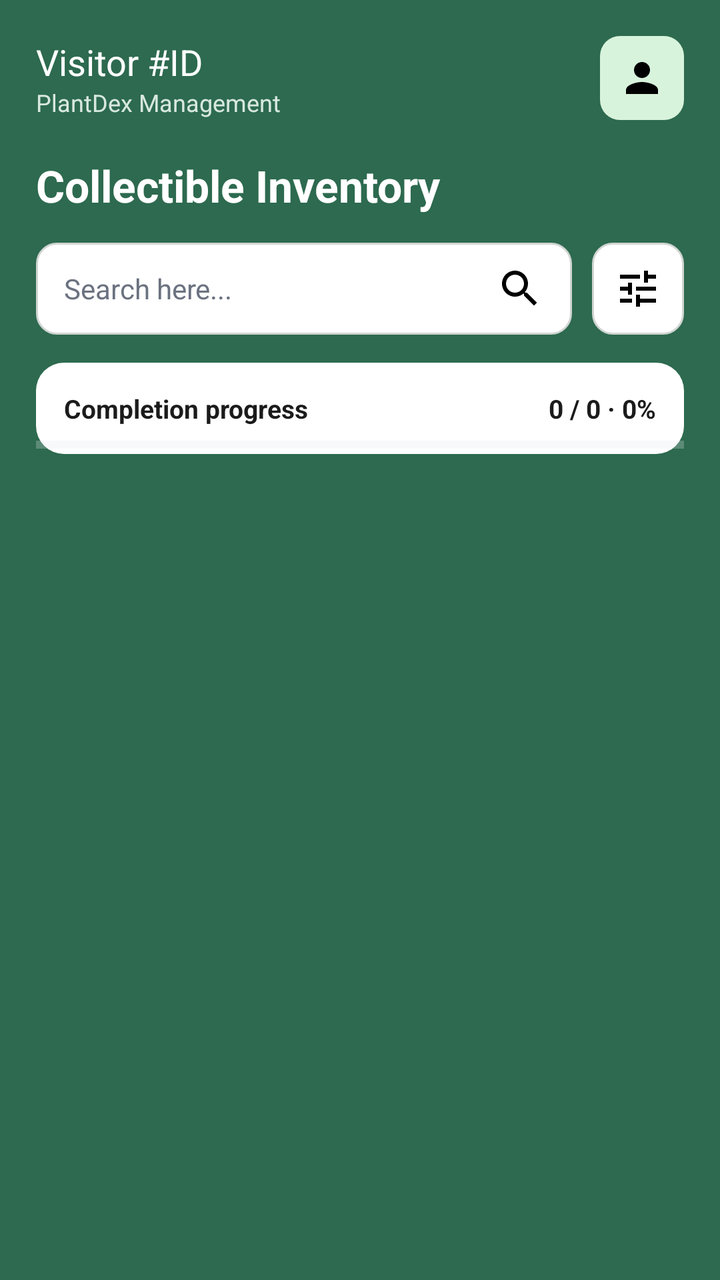
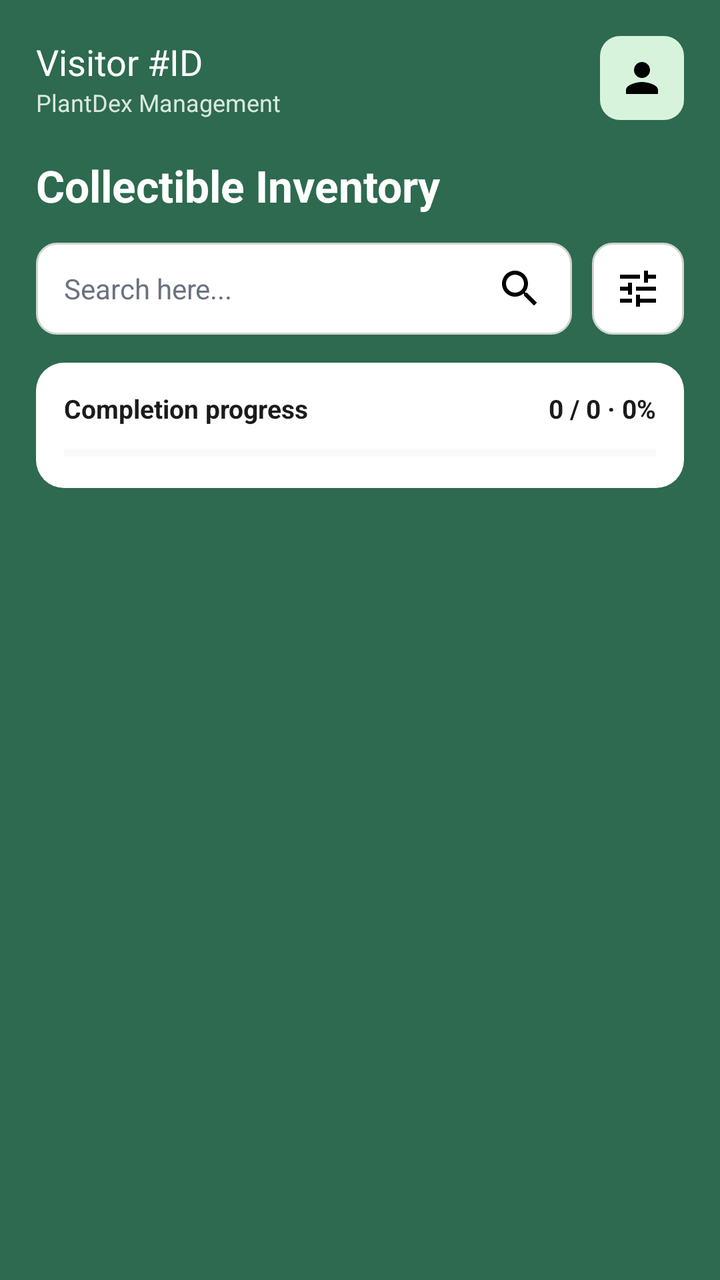

Screens rendered from an Android XML layout before and after an edit, with the pre-edit source and the edit as a unified diff.
<!-- AndroidManifest.xml: application theme Theme.PlantDex -->
<!-- res/layout/activity_collectible_inventory.xml -->
<?xml version="1.0" encoding="utf-8"?>
<LinearLayout xmlns:android="http://schemas.android.com/apk/res/android"
    android:fitsSystemWindows="true"
    android:layout_width="match_parent"
    android:layout_height="match_parent"
    android:orientation="vertical"
    android:background="@color/plantdex_bg">

    <ScrollView
        android:layout_width="match_parent"
        android:layout_height="0dp"
        android:layout_weight="1">

        <LinearLayout
            android:layout_width="match_parent"
            android:layout_height="wrap_content"
            android:orientation="vertical"
            android:padding="18dp">

            <include layout="@layout/header_role" android:id="@+id/header" />

            <TextView
                android:layout_width="match_parent"
                android:layout_height="wrap_content"
                android:layout_marginTop="18dp"
                android:text="Collectible Inventory"
                android:textColor="@color/white"
                android:textSize="22sp"
                android:textStyle="bold" />

            <LinearLayout
                android:layout_width="match_parent"
                android:layout_height="wrap_content"
                android:layout_marginTop="14dp"
                android:orientation="horizontal"
                android:gravity="center_vertical">

                <EditText
                    android:id="@+id/etSearch"
                    android:layout_width="0dp"
                    android:layout_height="46dp"
                    android:layout_weight="1"
                    android:background="@drawable/bg_input_box"
                    android:drawableEnd="@drawable/ic_search_icon"
                    android:drawablePadding="8dp"
                    android:hint="Search here..."
                    android:paddingStart="14dp"
                    android:paddingEnd="14dp"
                    android:singleLine="true"
                    android:textColor="@color/plantdex_text_primary"
                    android:textColorHint="@color/plantdex_text_muted"
                    android:textSize="14sp" />

                <ImageButton
                    android:id="@+id/btnFilter"
                    android:layout_width="46dp"
                    android:layout_height="46dp"
                    android:layout_marginStart="10dp"
                    android:background="@drawable/bg_input_box"
                    android:src="@drawable/ic_tune"
                    android:scaleType="centerInside"
                    android:padding="10dp"
                    android:contentDescription="Filter" />
            </LinearLayout>

            <LinearLayout
                android:layout_width="match_parent"
                android:layout_height="wrap_content"
                android:layout_marginTop="14dp"
                android:background="@drawable/bg_card"
                android:orientation="horizontal"
                android:padding="14dp"
                android:gravity="center_vertical">

                <TextView
                    android:layout_width="0dp"
                    android:layout_height="wrap_content"
                    android:layout_weight="1"
                    android:text="Completion progress"
                    android:textColor="@color/plantdex_text_primary"
                    android:textSize="13sp"
                    android:textStyle="bold" />

                <TextView
                    android:id="@+id/tvProgress"
                    android:layout_width="wrap_content"
                    android:layout_height="wrap_content"
                    android:text="0 / 0 · 0%"
                    android:textColor="@color/plantdex_text_primary"
                    android:textSize="13sp"
                    android:textStyle="bold" />
            </LinearLayout>

            <ProgressBar
                android:id="@+id/progressBar"
                style="?android:attr/progressBarStyleHorizontal"
                android:layout_width="match_parent"
                android:layout_height="6dp"
                android:layout_marginTop="-8dp"
                android:max="1"
                android:progress="0"
                android:progressTint="@color/plantdex_bg"
                android:progressBackgroundTint="@color/plantdex_progress_track" />

            <LinearLayout
                android:id="@+id/gridRows"
                android:layout_width="match_parent"
                android:layout_height="wrap_content"
                android:layout_marginTop="14dp"
                android:orientation="vertical" />

            <LinearLayout
                android:id="@+id/groupEmpty"
                android:layout_width="match_parent"
                android:layout_height="wrap_content"
                android:layout_marginTop="18dp"
                android:background="@drawable/bg_card"
                android:gravity="center_horizontal"
                android:orientation="vertical"
                android:padding="26dp"
                android:visibility="gone">

                <ImageView
                    android:layout_width="40dp"
                    android:layout_height="40dp"
                    android:src="@drawable/ic_leaf"
                    android:contentDescription="No collectibles yet" />

                <TextView
                    android:layout_width="wrap_content"
                    android:layout_height="wrap_content"
                    android:layout_marginTop="14dp"
                    android:gravity="center"
                    android:text="No collectibles yet. Scan a plant or landmark in the gardens to unlock its card."
                    android:textColor="@color/plantdex_text_primary"
                    android:textSize="14sp" />
            </LinearLayout>

            <LinearLayout
                android:id="@+id/groupNoResults"
                android:layout_width="match_parent"
                android:layout_height="wrap_content"
                android:layout_marginTop="18dp"
                android:background="@drawable/bg_card"
                android:gravity="center_horizontal"
                android:orientation="vertical"
                android:padding="26dp"
                android:visibility="gone">

                <ImageView
                    android:layout_width="40dp"
                    android:layout_height="40dp"
                    android:src="@drawable/ic_filter_alt"
                    android:contentDescription="No matches" />

                <TextView
                    android:layout_width="wrap_content"
                    android:layout_height="wrap_content"
                    android:layout_marginTop="14dp"
                    android:text="No collectibles match this search or filter"
                    android:textColor="@color/plantdex_text_primary"
                    android:textSize="15sp"
                    android:textStyle="bold" />

                <Button
                    android:id="@+id/btnClearFilterFromEmpty"
                    android:layout_width="match_parent"
                    android:layout_height="46dp"
                    android:layout_marginTop="16dp"
                    android:background="@drawable/btn_cancel_pill"
                    android:text="Clear search and filters"
                    android:textAllCaps="false"
                    android:textColor="@color/plantdex_cancel_text"
                    android:textStyle="bold"
                    android:stateListAnimator="@null" />
            </LinearLayout>

        </LinearLayout>
    </ScrollView>

    <FrameLayout
        android:id="@+id/navContainer"
        android:layout_width="match_parent"
        android:layout_height="wrap_content" />

</LinearLayout>
<!-- res/layout/header_role.xml (included above) -->
<?xml version="1.0" encoding="utf-8"?>
<LinearLayout xmlns:android="http://schemas.android.com/apk/res/android"
    android:layout_width="match_parent"
    android:layout_height="wrap_content"
    android:orientation="horizontal"
    android:gravity="center_vertical">

    <LinearLayout
        android:layout_width="0dp"
        android:layout_height="wrap_content"
        android:layout_weight="1"
        android:orientation="vertical">

        <TextView
            android:id="@+id/tvRoleId"
            android:layout_width="wrap_content"
            android:layout_height="wrap_content"
            android:text="@string/visitor_id"
            android:textColor="@color/white"
            android:textSize="18sp" />

        <TextView
            android:layout_width="wrap_content"
            android:layout_height="wrap_content"
            android:text="@string/plantdex_management"
            android:textColor="@color/plantdex_hint"
            android:textSize="12sp" />
    </LinearLayout>

    <ImageButton
        android:id="@+id/btnProfile"
        android:layout_width="42dp"
        android:layout_height="42dp"
        android:background="@drawable/bg_icon_tile"
        android:src="@drawable/ic_person"
        android:scaleType="centerInside"
        android:padding="8dp"
        android:contentDescription="@string/plantdex_management" />
</LinearLayout>
<!-- resources referenced by this layout -->
<resources>
  <color name="plantdex_bg">#2D6A4F</color>
  <color name="plantdex_cancel_text">#1B5E3F</color>
  <color name="plantdex_hint">#D8E8DF</color>
  <color name="plantdex_progress_track">#E5E7EB</color>
  <color name="plantdex_text_muted">#6B7280</color>
  <color name="plantdex_text_primary">#1B1B1B</color>
  <color name="white">#FFFFFF</color>
  <!-- drawable bg_card (drawable) -->
  <?xml version="1.0" encoding="utf-8"?>
  <shape xmlns:android="http://schemas.android.com/apk/res/android"
      android:shape="rectangle">
      <corners android:radius="14dp" />
      <solid android:color="@color/plantdex_card" />
  </shape>
  <!-- drawable bg_icon_tile (drawable) -->
  <?xml version="1.0" encoding="utf-8"?>
  <shape xmlns:android="http://schemas.android.com/apk/res/android"
      android:shape="rectangle">
      <corners android:radius="10dp" />
      <solid android:color="@color/plantdex_icon_tile" />
  </shape>
  <!-- drawable bg_input_box (drawable) -->
  <?xml version="1.0" encoding="utf-8"?>
  <shape xmlns:android="http://schemas.android.com/apk/res/android" android:shape="rectangle">
      <corners android:radius="10dp" />
      <solid android:color="@color/plantdex_input_bg" />
      <stroke android:width="1dp" android:color="@color/plantdex_input_border" />
  </shape>
  <!-- drawable btn_cancel_pill (drawable) -->
  <?xml version="1.0" encoding="utf-8"?>
  <shape xmlns:android="http://schemas.android.com/apk/res/android" android:shape="rectangle">
      <corners android:radius="26dp" />
      <solid android:color="@color/plantdex_cancel_bg" />
  </shape>
  <!-- drawable ic_filter_alt (drawable) -->
  <vector xmlns:android="http://schemas.android.com/apk/res/android" android:width="24dp" android:height="24dp" android:viewportWidth="24" android:viewportHeight="24" android:tint="#000000">
      <path android:fillColor="@android:color/white" android:pathData="M4,4h16v2.17L14,12.41V20l-4,-2v-5.59L4,6.17V4z"/>
  </vector>
  <!-- drawable ic_leaf (drawable) -->
  <vector xmlns:android="http://schemas.android.com/apk/res/android" android:width="24dp" android:height="24dp" android:viewportWidth="24" android:viewportHeight="24" android:tint="#000000">
      <path android:fillColor="@android:color/white" android:pathData="M17,8C8,10 5.9,16.17 3.82,21.34l1.89,0.66l0.95,-2.3C7.46,19.9 8.21,20 9,20c8,0 13,-6 13,-12c0,-1.11 -0.11,-2 -0.11,-2C19,7.15 17,8 17,8z"/>
  </vector>
  <!-- drawable ic_person (drawable) -->
  <vector xmlns:android="http://schemas.android.com/apk/res/android" android:height="24dp" android:tint="#000000" android:viewportHeight="24" android:viewportWidth="24" android:width="24dp">
        
      <path android:fillColor="@android:color/white" android:pathData="M12,12c2.21,0 4,-1.79 4,-4s-1.79,-4 -4,-4 -4,1.79 -4,4 1.79,4 4,4zM12,14c-2.67,0 -8,1.34 -8,4v2h16v-2c0,-2.66 -5.33,-4 -8,-4z"/>
      
  </vector>
  <!-- drawable ic_tune (drawable) -->
  <vector xmlns:android="http://schemas.android.com/apk/res/android" android:width="24dp" android:height="24dp" android:viewportWidth="24" android:viewportHeight="24" android:tint="#000000">
      <path android:fillColor="@android:color/white" android:pathData="M3,17v2h6v-2H3zM3,5v2h10V5H3zm10,16v-2h8v-2h-8v-2h-2v6h2zM7,9v2H3v2h4v2h2V9H7zm14,4v-2H11v2h10zm-6,-4h2V7h4V5h-4V3h-2v6z"/>
  </vector>
  <string name="plantdex_management">PlantDex Management</string>
  <string name="visitor_id">Visitor #ID</string>
  <style name="Theme.PlantDex" parent="Base.Theme.PlantDex" />
  <color name="plantdex_card">#FFFFFF</color>
  <color name="plantdex_icon_tile">#D8F3DC</color>
  <color name="plantdex_input_bg">#FFFFFF</color>
  <color name="plantdex_input_border">#D0D5D2</color>
  <color name="plantdex_cancel_bg">#DDEFE4</color>
  <color name="plantdex_button">#52B788</color>
  <color name="plantdex_chip_bg">#8FBC9B</color>
  <color name="plantdex_chip_text">#1B3A2A</color>
  <color name="plantdex_error_btn">#A6423A</color>
  <!-- unchanged entries left out for length: 2 -->
</resources>

<!-- the commit's change to res/layout/activity_collectible_inventory.xml (unified diff, before → after) -->
@@ -63,44 +63,51 @@
                     android:contentDescription="Filter" />
             </LinearLayout>
 
+            
             <LinearLayout
                 android:layout_width="match_parent"
                 android:layout_height="wrap_content"
                 android:layout_marginTop="14dp"
                 android:background="@drawable/bg_card"
-                android:orientation="horizontal"
-                android:padding="14dp"
-                android:gravity="center_vertical">
-
-                <TextView
-                    android:layout_width="0dp"
+                android:orientation="vertical"
+                android:padding="14dp">
+
+                <LinearLayout
+                    android:layout_width="match_parent"
                     android:layout_height="wrap_content"
-                    android:layout_weight="1"
-                    android:text="Completion progress"
-                    android:textColor="@color/plantdex_text_primary"
-                    android:textSize="13sp"
-                    android:textStyle="bold" />
-
-                <TextView
-                    android:id="@+id/tvProgress"
-                    android:layout_width="wrap_content"
-                    android:layout_height="wrap_content"
-                    android:text="0 / 0 · 0%"
-                    android:textColor="@color/plantdex_text_primary"
-                    android:textSize="13sp"
-                    android:textStyle="bold" />
-            </LinearLayout>
-
-            <ProgressBar
-                android:id="@+id/progressBar"
-                style="?android:attr/progressBarStyleHorizontal"
-                android:layout_width="match_parent"
-                android:layout_height="6dp"
-                android:layout_marginTop="-8dp"
-                android:max="1"
-                android:progress="0"
-                android:progressTint="@color/plantdex_bg"
-                android:progressBackgroundTint="@color/plantdex_progress_track" />
+                    android:orientation="horizontal"
+                    android:gravity="center_vertical">
+
+                    <TextView
+                        android:layout_width="0dp"
+                        android:layout_height="wrap_content"
+                        android:layout_weight="1"
+                        android:text="Completion progress"
+                        android:textColor="@color/plantdex_text_primary"
+                        android:textSize="13sp"
+                        android:textStyle="bold" />
+
+                    <TextView
+                        android:id="@+id/tvProgress"
+                        android:layout_width="wrap_content"
+                        android:layout_height="wrap_content"
+                        android:text="0 / 0 · 0%"
+                        android:textColor="@color/plantdex_text_primary"
+                        android:textSize="13sp"
+                        android:textStyle="bold" />
+                </LinearLayout>
+
+                <ProgressBar
+                    android:id="@+id/progressBar"
+                    style="?android:attr/progressBarStyleHorizontal"
+                    android:layout_width="match_parent"
+                    android:layout_height="7dp"
+                    android:layout_marginTop="10dp"
+                    android:max="1"
+                    android:progress="0"
+                    android:progressTint="@color/plantdex_bg"
+                    android:progressBackgroundTint="@color/plantdex_progress_track" />
+            </LinearLayout>
 
             <LinearLayout
                 android:id="@+id/gridRows"
